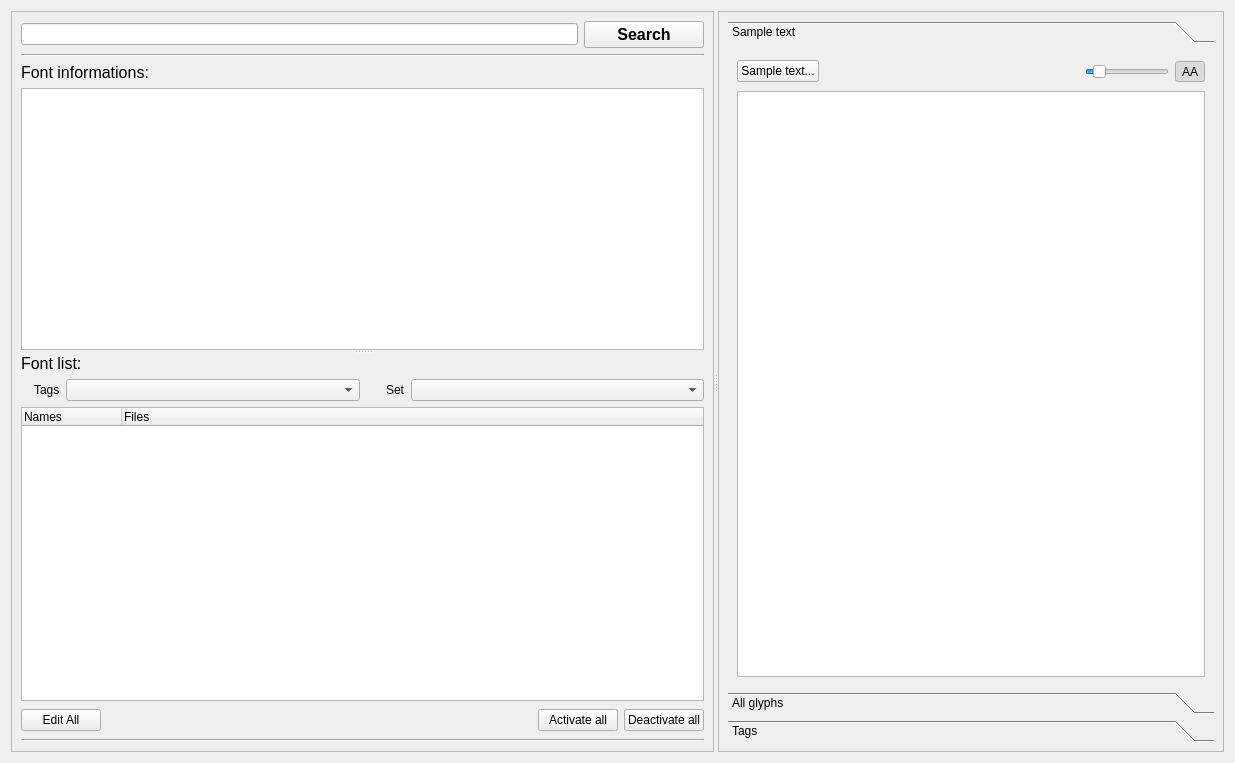
Old version of the form src/mainview.ui in the repository fontmatrix/fontmatrix.
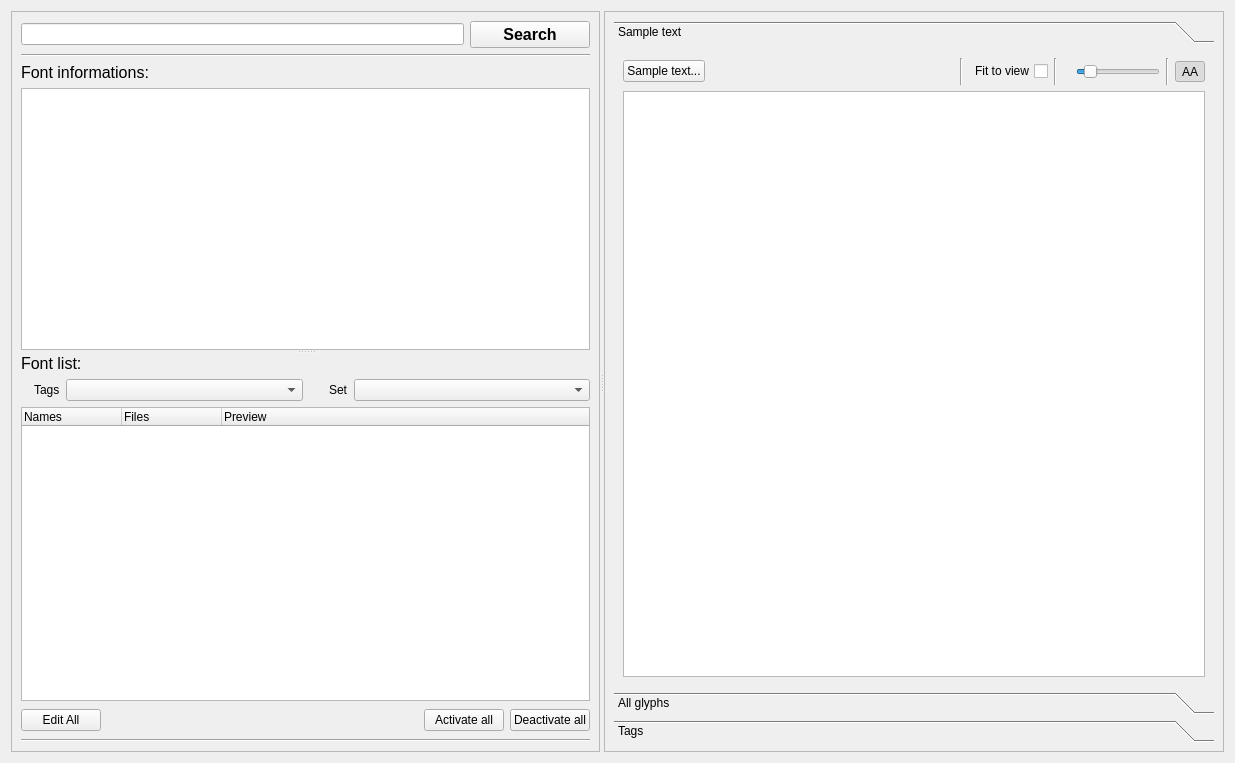
New version of the form. Icons and pictures are not drawn.

Commit message: typotek : IMPROVED preview

Diff of the .ui file:
```diff
--- a/src/mainview.ui
+++ b/src/mainview.ui
@@ -223,7 +223,7 @@
               <number>1</number>
              </property>
              <property name="columnCount" >
-              <number>2</number>
+              <number>3</number>
              </property>
              <column>
               <property name="text" >
@@ -235,6 +235,11 @@
                <string>Files</string>
               </property>
              </column>
+             <column>
+              <property name="text" >
+               <string>Preview</string>
+              </property>
+             </column>
             </widget>
            </item>
            <item>
@@ -334,7 +339,7 @@
            <rect>
             <x>0</x>
             <y>0</y>
-            <width>685</width>
+            <width>509</width>
             <height>630</height>
            </rect>
           </property>
@@ -360,13 +365,39 @@
                  </property>
                  <property name="sizeHint" >
                   <size>
-                   <width>71</width>
+                   <width>111</width>
                    <height>27</height>
                   </size>
                  </property>
                 </spacer>
                </item>
                <item>
+                <layout class="QHBoxLayout" >
+                 <item>
+                  <widget class="Line" name="line_3" >
+                   <property name="orientation" >
+                    <enum>Qt::Vertical</enum>
+                   </property>
+                  </widget>
+                 </item>
+                 <item>
+                  <widget class="QCheckBox" name="fitViewCheck" >
+                   <property name="layoutDirection" >
+                    <enum>Qt::RightToLeft</enum>
+                   </property>
+                   <property name="text" >
+                    <string>Fit to view</string>
+                   </property>
+                  </widget>
+                 </item>
+                 <item>
+                  <widget class="Line" name="line_4" >
+                   <property name="orientation" >
+                    <enum>Qt::Vertical</enum>
+                   </property>
+                  </widget>
+                 </item>
+                 <item>
                 <widget class="QLabel" name="label" >
                  <property name="text" >
                   <string/>
@@ -413,6 +444,13 @@
                  </property>
                 </widget>
                </item>
+                 <item>
+                  <widget class="Line" name="line_5" >
+                   <property name="orientation" >
+                    <enum>Qt::Vertical</enum>
+                   </property>
+                  </widget>
+                 </item>
                <item>
                 <widget class="QToolButton" name="antiAliasButton" >
                  <property name="text" >
@@ -425,6 +463,8 @@
                   <bool>true</bool>
                  </property>
                 </widget>
+                 </item>
+                </layout>
                </item>
               </layout>
              </item>
```
Lines whose indentation alone changed are shown as unchanged. The commit also changes 5 other files.
